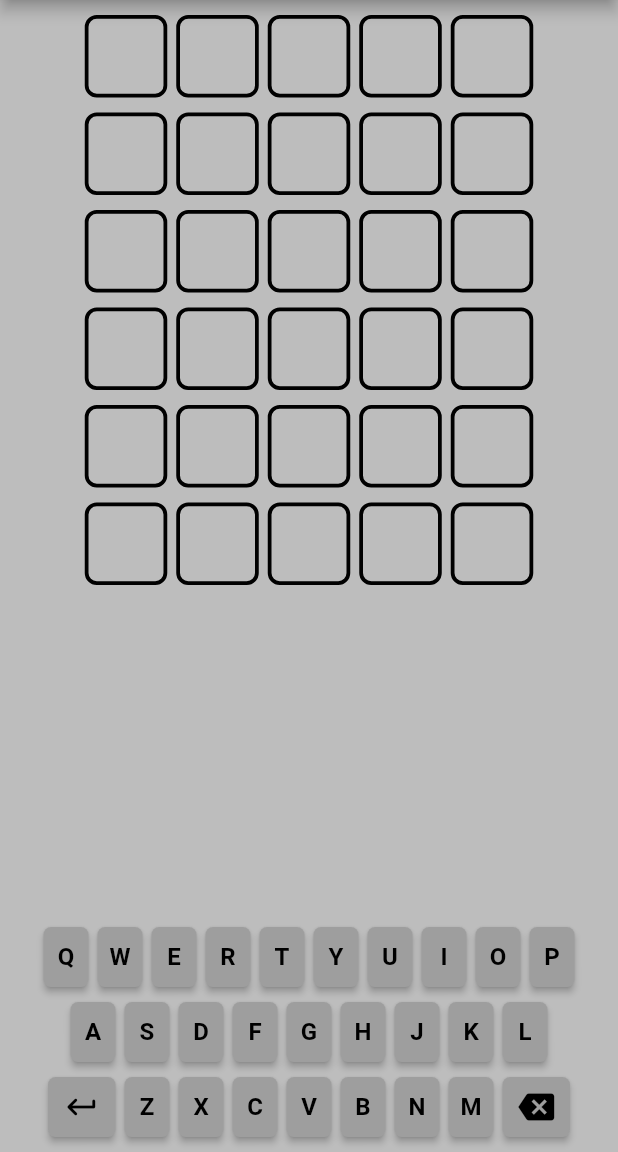
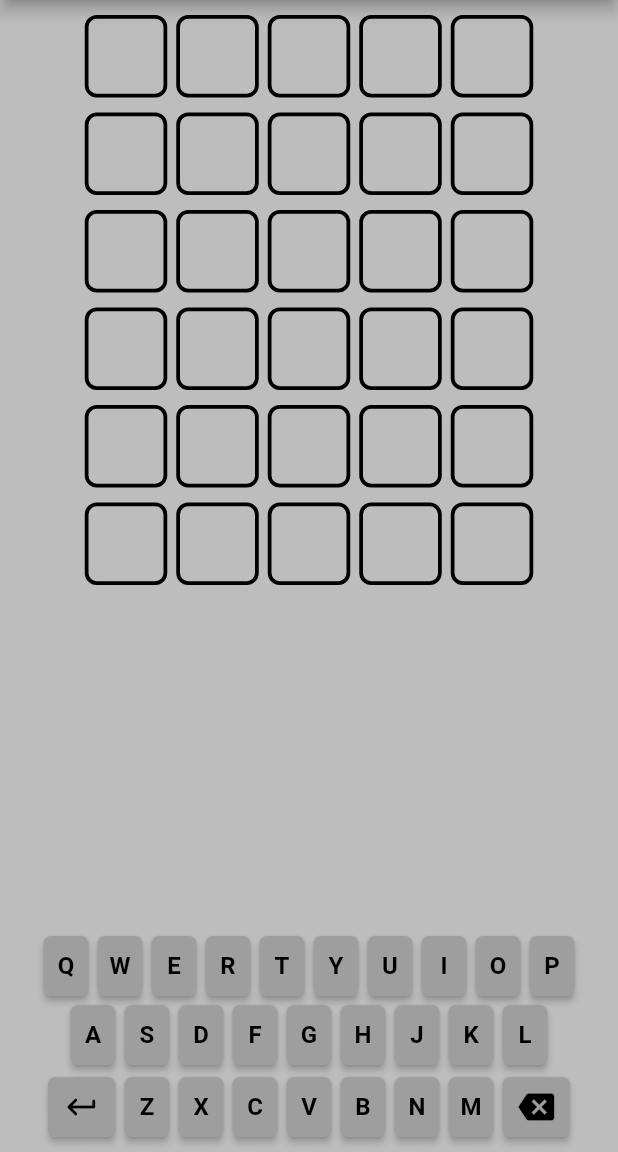
Before and after one commit to aminaramoon/ordle, a Flutter app: the screen it shows after launch, after a tap on the "keyboard return" icon, on a phone screen of 412 x 824 dp, the part 84-1236 px from its top. Run offline on Flutter 3.47's test engine with Material 2 defaults, Android fonts, the phone set to English and light mode, and no system bars; our stand-ins replace shared_preferences; network calls fail; project files that could hold a hidden picture were left out.

```diff
--- a/lib/states/keyboard_provider.dart
+++ b/lib/states/keyboard_provider.dart
@@ -16,18 +16,23 @@ class WordRowState {
 
   WordRowState.empty()
       : word = "",
-        state = SubmissionResult.invalid,
+        state = SubmissionResult.incomplete,
         radius = 8;
 
   WordRowState.keyword(String keyword)
       : word = keyword,
-        state = SubmissionResult.invalid,
+        state = SubmissionResult.incomplete,
         radius = 8;
 
   WordRowState.fromGuess(String keyword)
       : word = keyword,
-        state = SubmissionResult.incomplete,
+        state = SubmissionResult.correct,
         radius = 20;
+
+  WordRowState.fromInvalidWord(String keyword)
+      : word = keyword,
+        state = SubmissionResult.invalid,
+        radius = 8;
 
   final String word;
   final SubmissionResult state;
@@ -143,6 +148,8 @@ class KeyboardProvider with ChangeNotifier {
                 ? SubmissionResult.done
                 : SubmissionResult.incorrect;
       } else {
+        _guessStates[_activeRow] = WordRowState.fromInvalidWord(_guessWord);
+        notifyListeners();
         return SubmissionResult.invalid;
       }
     }
--- a/lib/widgets/keyboard.dart
+++ b/lib/widgets/keyboard.dart
@@ -22,18 +22,17 @@ class CharKeyPad extends StatelessWidget {
   @override
   Widget build(BuildContext context) {
     return Padding(
-        padding: const EdgeInsets.fromLTRB(3.0, 5.0, 3.0, 5.0),
+      padding: const EdgeInsets.fromLTRB(3.0, 3.0, 3.0, 3.0),
       child: ConstrainedBox(
         constraints: const BoxConstraints.expand(height: 40.0, width: 30.0),
         child: ElevatedButton(
           style: ButtonStyle(
             shape: MaterialStateProperty.all<OutlinedBorder?>(
-                    RoundedRectangleBorder(
-                        borderRadius: BorderRadius.circular(5.0))),
-                backgroundColor:
-                    MaterialStateProperty.all<Color?>(backgroundColor),
-                padding: MaterialStateProperty.all<EdgeInsets?>(
-                    const EdgeInsets.all(0)),
+              RoundedRectangleBorder(borderRadius: BorderRadius.circular(5.0)),
+            ),
+            backgroundColor: MaterialStateProperty.all<Color?>(backgroundColor),
+            padding:
+                MaterialStateProperty.all<EdgeInsets?>(const EdgeInsets.all(0)),
           ),
           child: Center(
             child: Text(
@@ -49,7 +48,9 @@ class CharKeyPad extends StatelessWidget {
             HapticFeedback.lightImpact();
             context.read<KeyboardProvider>().appendLetter(code & 0x7f);
           },
-            )));
+        ),
+      ),
+    );
   }
 }
 
--- a/lib/widgets/wordpad.dart
+++ b/lib/widgets/wordpad.dart
@@ -1,3 +1,5 @@
+import 'dart:math';
+
 import 'package:flutter/material.dart';
 import 'package:provider/provider.dart';
 import 'package:wordle/services/app_theme.dart';
@@ -53,17 +55,22 @@ class LetterPad extends StatelessWidget {
 }
 
 class WordPad extends StatelessWidget {
-  WordPad({Key? key, String keyword = "", required this.radius})
+  WordPad(
+      {Key? key,
+      String keyword = "",
+      required this.radius,
+      required this.shake})
       : super(key: key) {
     wordState = (keyword + "      ").substring(0, 5);
   }
 
   late final String wordState;
   final double radius;
+  final bool shake;
 
   @override
   Widget build(BuildContext context) {
-    return Row(
+    Widget myWidget = Row(
         mainAxisAlignment: MainAxisAlignment.center,
         children: wordState.characters
             .map<LetterPad>((element) => LetterPad(
@@ -71,6 +78,17 @@ class WordPad extends StatelessWidget {
                   radius: radius,
                 ))
             .toList());
+    return !shake
+        ? myWidget
+        : TweenAnimationBuilder(
+            child: myWidget,
+            curve: Curves.easeInOutCirc,
+            tween: Tween(begin: 1.0, end: 0.0),
+            duration: const Duration(milliseconds: 400),
+            builder: (context, double value, child) {
+              return Transform.translate(
+                  offset: Offset(sin(value * 2 * pi) * 5, 0.0), child: child);
+            });
   }
 }
 
@@ -92,6 +110,7 @@ class WordPads extends StatelessWidget {
                   return WordPad(
                     keyword: state.word,
                     radius: state.radius,
+                    shake: state.state == SubmissionResult.invalid,
                   );
                 })
         ],
```
Lines whose indentation alone changed are shown as unchanged.
